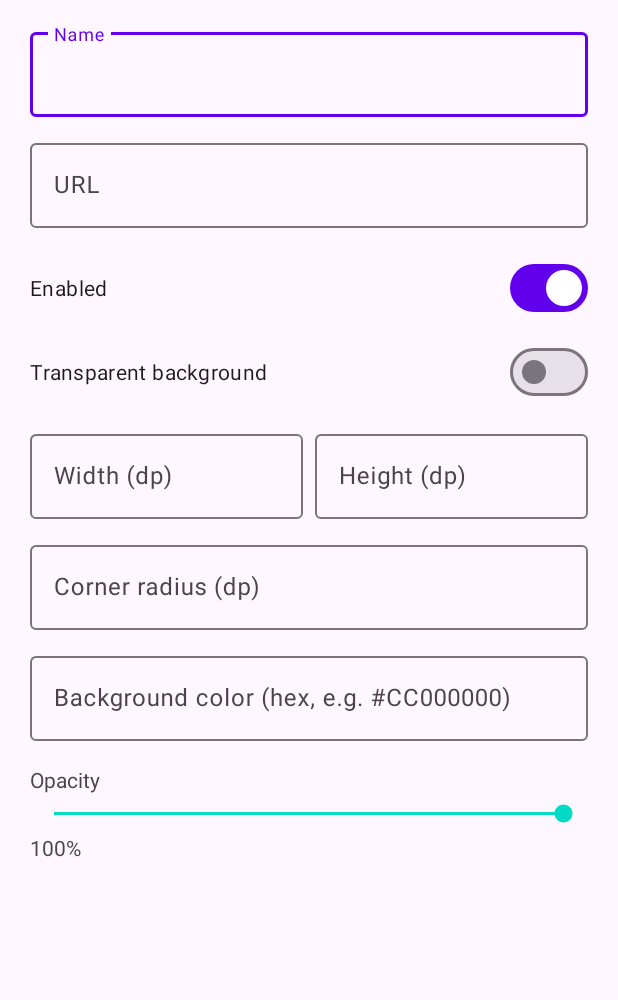
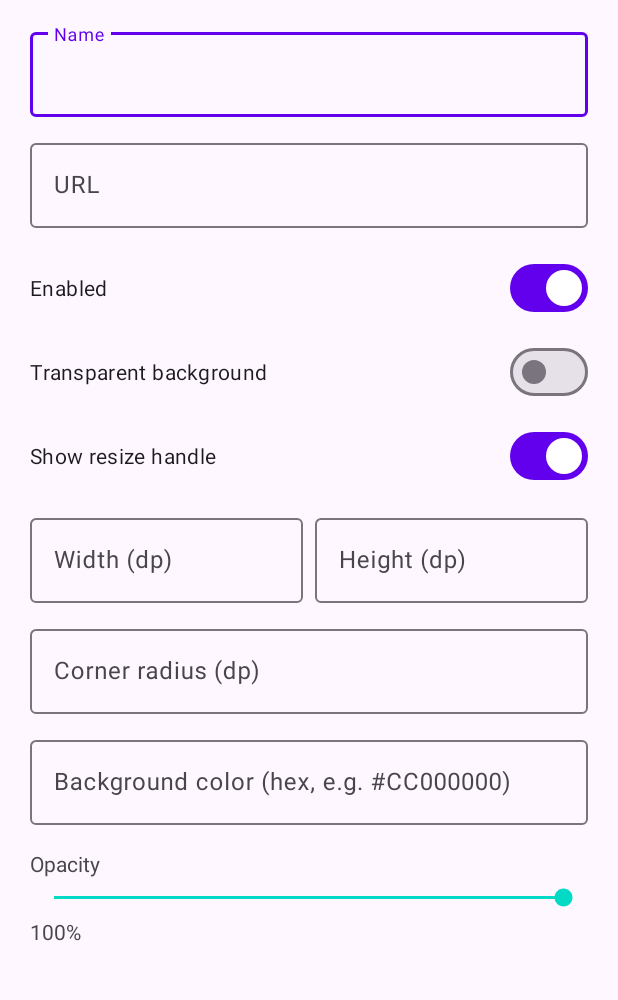
Before and after one commit to syazarilasyraf/float-app, an Android app: the layout dialog_overlay_edit.xml on its own in the app's theme, with its tools: preview values and no code run, on a phone screen of 412 x 824 dp, the part 67-1067 px from its top. Run offline under Robolectric (Android 15) with nearby library versions, the light colour scheme and no system bars.

Commit message:
Add per-overlay toggle to show/hide resize handle

```diff
--- a/app/src/main/java/com/floatoverlay/app/FloatOverlayService.kt
+++ b/app/src/main/java/com/floatoverlay/app/FloatOverlayService.kt
@@ -285,6 +285,7 @@ class FloatOverlayService : Service() {
             layoutParams = FrameLayout.LayoutParams(dpToPx(20), dpToPx(20)).apply {
                 gravity = Gravity.BOTTOM or Gravity.END
             }
+            visibility = if (config.showResizeHandle) View.VISIBLE else View.GONE
         }
         setupResize(resizeHandle, params, config)
         container.addView(resizeHandle)
--- a/app/src/main/java/com/floatoverlay/app/ui/overlay/OverlayEditDialog.kt
+++ b/app/src/main/java/com/floatoverlay/app/ui/overlay/OverlayEditDialog.kt
@@ -23,6 +23,7 @@ object OverlayEditDialog {
         val urlInput = view.findViewById<TextInputEditText>(R.id.urlInput)
         val enabledSwitch = view.findViewById<MaterialSwitch>(R.id.enabledSwitch)
         val transparentSwitch = view.findViewById<MaterialSwitch>(R.id.transparentBackgroundSwitch)
+        val resizeHandleSwitch = view.findViewById<MaterialSwitch>(R.id.showResizeHandleSwitch)
         val widthInput = view.findViewById<TextInputEditText>(R.id.widthInput)
         val heightInput = view.findViewById<TextInputEditText>(R.id.heightInput)
         val cornerRadiusInput = view.findViewById<TextInputEditText>(R.id.cornerRadiusInput)
@@ -35,6 +36,7 @@ object OverlayEditDialog {
             urlInput.setText(it.url)
             enabledSwitch.isChecked = it.enabled
             transparentSwitch.isChecked = it.transparentBackground
+            resizeHandleSwitch.isChecked = it.showResizeHandle
             widthInput.setText(it.widthDp.toString())
             heightInput.setText(it.heightDp.toString())
             cornerRadiusInput.setText(it.cornerRadiusDp.toString())
@@ -77,6 +79,7 @@ object OverlayEditDialog {
                     url = url,
                     enabled = enabledSwitch.isChecked,
                     transparentBackground = transparentSwitch.isChecked,
+                    showResizeHandle = resizeHandleSwitch.isChecked,
                     widthDp = width,
                     heightDp = height,
                     cornerRadiusDp = radius,
@@ -88,6 +91,7 @@ object OverlayEditDialog {
                     url = url,
                     enabled = enabledSwitch.isChecked,
                     transparentBackground = transparentSwitch.isChecked,
+                    showResizeHandle = resizeHandleSwitch.isChecked,
                     widthDp = width,
                     heightDp = height,
                     cornerRadiusDp = radius,
--- a/app/src/main/res/layout/dialog_overlay_edit.xml
+++ b/app/src/main/res/layout/dialog_overlay_edit.xml
@@ -58,6 +58,14 @@
             android:layout_height="wrap_content"
             android:layout_marginTop="8dp"
             android:text="Transparent background" />
+
+        <com.google.android.material.materialswitch.MaterialSwitch
+            android:id="@+id/showResizeHandleSwitch"
+            android:layout_width="match_parent"
+            android:layout_height="wrap_content"
+            android:layout_marginTop="8dp"
+            android:checked="true"
+            android:text="Show resize handle" />
 
         <LinearLayout
             android:layout_width="match_parent"
```
Also changed, not shown: app/src/main/java/com/floatoverlay/app/model/OverlayConfig.kt (+5 -2 lines).
